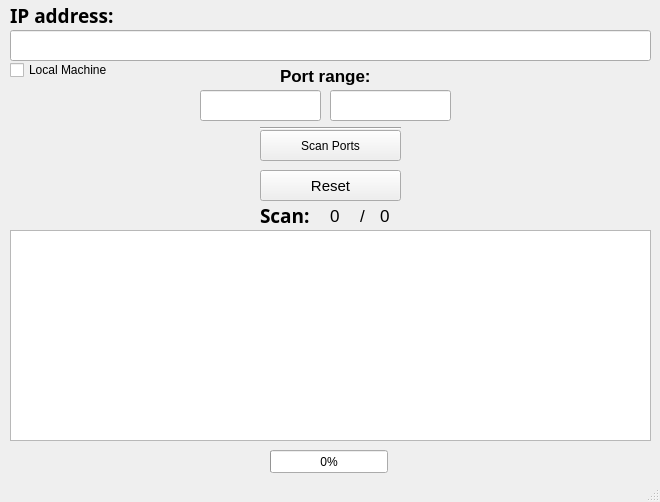
This is mainwindow.ui in r-black/port_scan as Qt 5 draws it before an edit. The edited form follows.
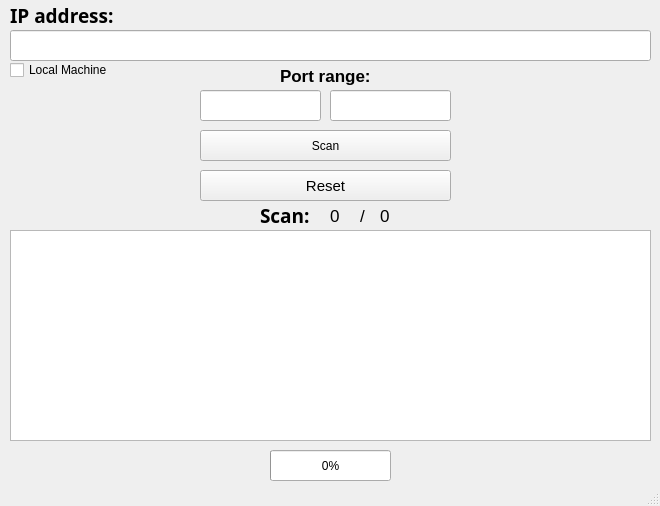
This is the edited form.

What changed in the file:
```diff
--- a/mainwindow.ui
+++ b/mainwindow.ui
@@ -7,7 +7,7 @@
     <x>0</x>
     <y>0</y>
     <width>660</width>
-    <height>502</height>
+    <height>506</height>
    </rect>
   </property>
   <property name="cursor">
@@ -20,14 +20,14 @@
    <widget class="QPushButton" name="pushButton">
     <property name="geometry">
      <rect>
-      <x>260</x>
+      <x>200</x>
       <y>130</y>
-      <width>141</width>
+      <width>251</width>
       <height>31</height>
      </rect>
     </property>
     <property name="text">
-     <string>Scan Ports</string>
+     <string>Scan</string>
     </property>
    </widget>
    <widget class="QTextEdit" name="textEdit">
@@ -149,19 +149,6 @@
      <string>Scan:</string>
     </property>
    </widget>
-   <widget class="Line" name="line">
-    <property name="geometry">
-     <rect>
-      <x>260</x>
-      <y>120</y>
-      <width>141</width>
-      <height>16</height>
-     </rect>
-    </property>
-    <property name="orientation">
-     <enum>Qt::Horizontal</enum>
-    </property>
-   </widget>
    <widget class="QLabel" name="label_4">
     <property name="geometry">
      <rect>
@@ -228,9 +215,9 @@
    <widget class="QPushButton" name="pushButton_2">
     <property name="geometry">
      <rect>
-      <x>260</x>
+      <x>200</x>
       <y>170</y>
-      <width>141</width>
+      <width>251</width>
       <height>31</height>
      </rect>
     </property>
@@ -248,8 +235,8 @@
      <rect>
       <x>270</x>
       <y>450</y>
-      <width>118</width>
-      <height>23</height>
+      <width>121</width>
+      <height>31</height>
      </rect>
     </property>
     <property name="value">
```
